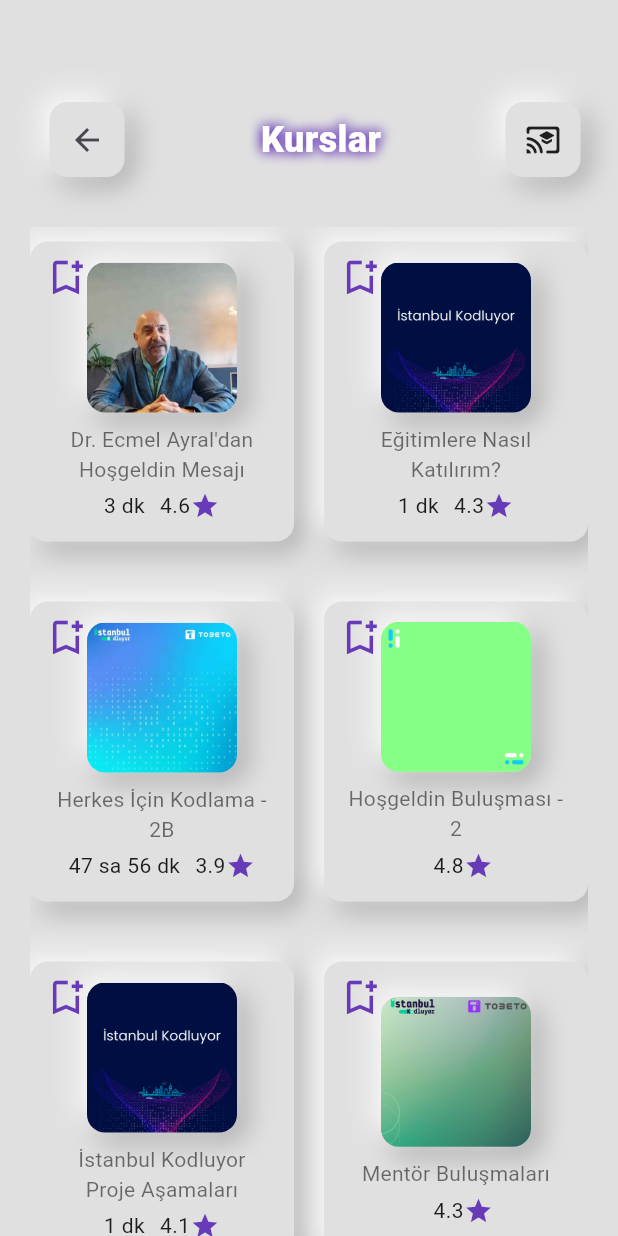
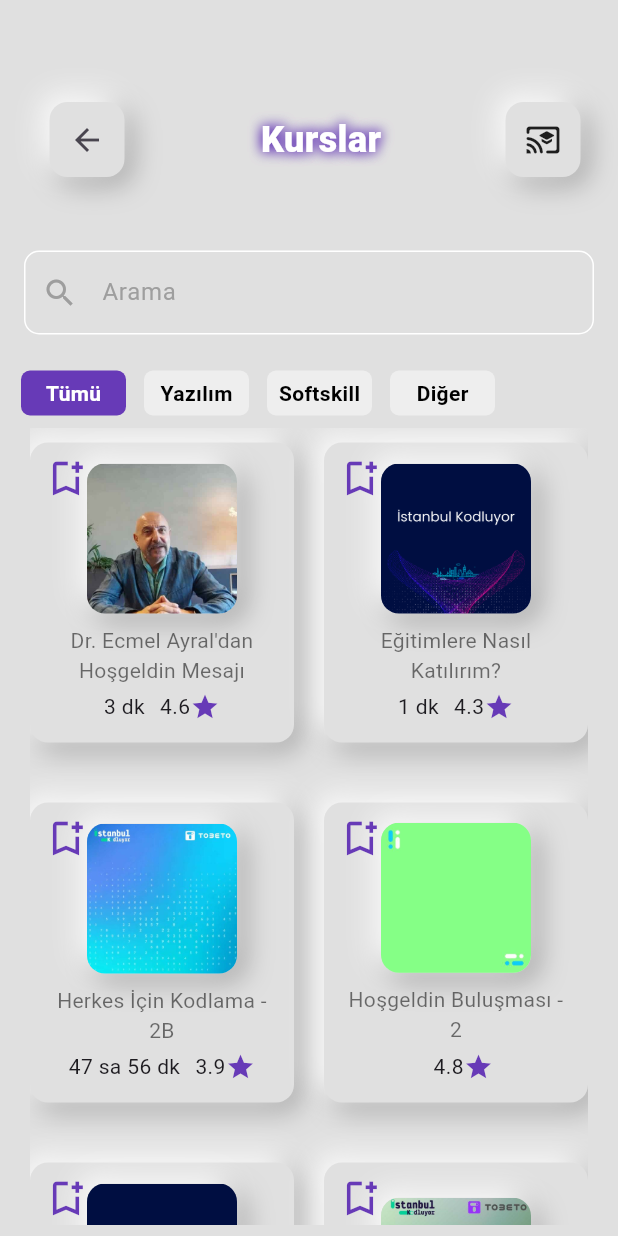
Before and after one commit to balciemirhan/TobetoApp, a Flutter app: the ViewMorePage screen opened by its route, on a phone screen of 412 x 824 dp. Run offline on Flutter 3.47's test engine with Material 3 defaults, Android fonts, the phone set to English and light mode, and no system bars; our stand-ins replace concentric_transition, curved_navigation_bar, firebase_auth, firebase_core, flutter_advanced_drawer, google_fonts and 4 more; accounts and stored records are empty; network calls fail; Roboto replaces fonts that are missing (WorkSans).

Commit message:
The systems have been integrated to filter courses and save them to bookmarks.

```diff
--- /dev/null
+++ b/tobeto_app/lib/config/constant/theme/image.dart
@@ -0,0 +1,3 @@
+// --------------------------- CourseListFilter Page ---------------------------
+
+const String notFoundImage = "assets/images/not_found_cat.gif";
--- a/tobeto_app/lib/config/constant/theme/text.dart
+++ b/tobeto_app/lib/config/constant/theme/text.dart
@@ -39,3 +39,14 @@
 const String registerNow = "Şimdi Kaydolun";
 const String registerButtonTitle = "Kayıt";
 const String dontMatch = "Parolalar eşleşmiyor!";
+
+// --------------------------- CourseListFilter Page ---------------------------
+
+const String all = "Tümü";
+const String softWare = "Yazılım";
+const String softSkill = "Softskill";
+const String other = "Diğer";
+const String notFound = "Sonuç Bulunamadı !";
+
+// --------------------------- TextFieldFilter ---------------------------
+const String searchText = "Arama";
--- a/tobeto_app/lib/data/course_data.dart
+++ b/tobeto_app/lib/data/course_data.dart
@@ -1,4 +1,10 @@
 import 'package:tobeto_app/models/course_model.dart';
+
+/* filterNumber:
+  1 -> code
+  2 -> softskill
+  3 -> diğer
+ */
 
 List<Course> courseList = <Course>[
   Course(
@@ -7,103 +13,133 @@
     money: 0,
     rating: 4.6,
     imagePath: "assets/images/course_images/ecmel_ayran.png",
-      progress: 100),
+    progress: 100,
+    filterNumber: 3,
+  ),
   Course(
     title: "Eğitimlere Nasıl Katılırım?",
     lessonCount: "1 dk",
     money: 0,
     rating: 4.3,
     imagePath: "assets/images/course_images/istanbul_kod.png",
-      progress: 100),
+    progress: 100,
+    filterNumber: 3,
+  ),
   Course(
     title: "Herkes İçin Kodlama - 2B",
     lessonCount: "47 sa 56 dk",
     money: 0,
     rating: 3.9,
     imagePath: "assets/images/course_images/kodlama.png",
-      progress: 100),
+    progress: 100,
+    filterNumber: 3,
+  ),
   Course(
     title: "Hoşgeldin Buluşması - 2",
     lessonCount: "",
     money: 0,
     rating: 4.8,
     imagePath: "assets/images/course_images/hosgeldin.png",
-      progress: 100),
+    progress: 100,
+    filterNumber: 3,
+  ),
   Course(
     title: "İstanbul Kodluyor Proje Aşamaları",
     lessonCount: "1 dk",
     money: 0,
     rating: 4.1,
     imagePath: "assets/images/course_images/proje_asamalari.png",
-      progress: 50),
+    progress: 50,
+    filterNumber: 3,
+  ),
   Course(
     title: "Mentör Buluşmaları",
     lessonCount: "",
     money: 0,
     rating: 4.3,
     imagePath: "assets/images/course_images/mentor.png",
-      progress: 70),
+    progress: 70,
+    filterNumber: 3,
+  ),
   Course(
     title: "Mobil Geliştirici (Flutter) - 1B",
     lessonCount: "",
     money: 0,
     rating: 4.1,
     imagePath: "assets/images/course_images/mobil_1B.png",
-      progress: 80),
+    progress: 80,
+    filterNumber: 1,
+  ),
   Course(
     title: "Mobil Geliştirme | Öğrenme Yolculuğu",
     lessonCount: "19 sa 28 dk",
     money: 0,
     rating: 4.1,
     imagePath: "assets/images/course_images/mobil_ogrenme.png",
-      progress: 90),
+    progress: 90,
+    filterNumber: 1,
+  ),
   Course(
     title: "Softskill: İletişim Becerileri",
     lessonCount: "7 sa 48 dk",
     money: 0,
     rating: 4.1,
     imagePath: "assets/images/course_images/softskill.png",
-      progress: 90),
+    progress: 90,
+    filterNumber: 2,
+  ),
   Course(
     title: "Softskill: İngilizce Beceriler",
     lessonCount: "3 sa 45 dk",
     money: 0,
     rating: 4.7,
     imagePath: "assets/images/course_images/softskill.png",
-      progress: 80),
+    progress: 80,
+    filterNumber: 2,
+  ),
   Course(
     title: "Softskill: İş Becerileri",
     lessonCount: "6 sa 38 dk",
     money: 0,
     rating: 4.1,
     imagePath: "assets/images/course_images/softskill.png",
-      progress: 80),
+    progress: 80,
+    filterNumber: 2,
+  ),
   Course(
     title: "Softskill: İş Yönetimi Becerileri 1",
     lessonCount: "7 sa 19 dk",
     money: 0,
     rating: 4.5,
     imagePath: "assets/images/course_images/softskill.png",
-      progress: 90),
+    progress: 90,
+    filterNumber: 2,
+  ),
   Course(
     title: "Softskill: İş Yönetimi Becerileri 2",
     lessonCount: "3 sa 16 dk",
     money: 0,
     rating: 4.1,
     imagePath: "assets/images/course_images/softskill.png",
-      progress: 40),
+    progress: 40,
+    filterNumber: 2,
+  ),
   Course(
     title: "Softskill: Kişisel Gelişim",
     lessonCount: "6 sa 40 dk",
     money: 0,
     rating: 4.7,
     imagePath: "assets/images/course_images/softskill.png",
-      progress: 90),
+    progress: 90,
+    filterNumber: 2,
+  ),
   Course(
     title: "Softskill: Planlama Becerileri",
     lessonCount: "3 sa 30 dk",
     money: 0,
     rating: 4.1,
     imagePath: "assets/images/course_images/softskill.png",
-      progress: 45),
+    progress: 45,
+    filterNumber: 2,
+  ),
 ];
--- a/tobeto_app/lib/models/course_model.dart
+++ b/tobeto_app/lib/models/course_model.dart
@@ -1,3 +1,5 @@
+// Modellerimi, HomePage üzerinden CategoryItem ile döndürüp ekran'a yansıtıyorum.
+// ignore_for_file: public_member_api_docs, sort_constructors_first
 // Modellerimi, HomePage üzerinden CategoryItem ile döndürüp ekran'a yansıtıyorum.
 class Course {
   String title;
@@ -6,6 +8,9 @@
   double rating;
   String imagePath;
   double progress;
+  int filterNumber;
+  String? description;
+  String? instructor;
 
   Course({
     required this.title,
@@ -14,5 +19,8 @@
     required this.rating,
     required this.imagePath,
     required this.progress,
+    required this.filterNumber,
+    this.description,
+    this.instructor,
   });
 }
--- /dev/null
+++ b/tobeto_app/lib/pages/course_screen/course_list_filter.dart
@@ -0,0 +1,170 @@
+import 'package:flutter/material.dart';
+import 'package:tobeto_app/config/constant/theme/image.dart';
+import 'package:tobeto_app/config/constant/theme/text.dart';
+import 'package:tobeto_app/data/course_data.dart';
+import 'package:tobeto_app/models/course_model.dart';
+import 'package:tobeto_app/pages/home_screens/course_item_vertical.dart';
+import 'package:tobeto_app/widget/textfield_filter.dart';
+
+class CourseListFilter extends StatefulWidget {
+  const CourseListFilter({Key? key}) : super(key: key);
+
+  @override
+  State createState() => _CourseListState();
+}
+
+class _CourseListState extends State<CourseListFilter> {
+  String searchText = "";
+  List<Course> filteredCourses = [];
+  int selectedFilter = 0; // Başlangıçta filtre olmadığını temsil eder
+
+  @override
+  // Başlangıçta Tüm kurslar gözüksün
+  void initState() {
+    super.initState();
+    filteredCourses = courseList;
+  }
+
+  // <---------- Filter Systems ---------->
+
+  void filterCourses() {
+    setState(() {
+      filteredCourses = courseList
+          .where((course) =>
+              course.title.toLowerCase().contains(searchText.toLowerCase()) &&
+              (selectedFilter == 0 || course.filterNumber == selectedFilter))
+          .toList();
+    });
+  }
+
+  @override
+  Widget build(BuildContext context) {
+    final MediaQueryData mediaQueryData = MediaQuery.of(context);
+    final double deviceH = mediaQueryData.size.height;
+
+    // <---------- TextFieldFilter (Search) ---------->
+
+    return Column(
+      children: [
+        Padding(
+          padding: const EdgeInsets.all(16.0),
+          child: TextFieldFilter(
+            onChanged: (value) {
+              setState(() {
+                searchText = value; // Update the searchText variable
+                filterCourses();
+              });
+            },
+          ),
+        ),
+
+        // <---------- filterButtons ---------->
+
+        Padding(
+          padding: const EdgeInsets.all(8.0),
+          child: Row(
+            children: [
+              filterButton(0, all),
+              filterButton(1, softWare),
+              filterButton(2, softSkill),
+              filterButton(3, other),
+            ],
+          ),
+        ),
+
+        // <---------- GridView (CourseItemVertical) ---------->
+
+        SizedBox(
+          height: deviceH / 1.55,
+          child: Padding(
+            padding: const EdgeInsets.symmetric(horizontal: 20),
+            child: filteredCourses.isNotEmpty
+                ? GridView.builder(
+                    gridDelegate:
+                        const SliverGridDelegateWithMaxCrossAxisExtent(
+                      maxCrossAxisExtent: 300,
+                      mainAxisExtent: 220,
+                      childAspectRatio: 1,
+                      crossAxisSpacing: 20,
+                      mainAxisSpacing: 20,
+                    ),
+                    itemCount: filteredCourses.length,
+                    itemBuilder: (context, index) {
+                      final course = filteredCourses[index];
+                      return CourseItemVertical(course: course);
+                    },
+                  )
+
+                // <---------- Not found : ---------->
+
+                : const Column(
+                    mainAxisAlignment: MainAxisAlignment.end,
+                    children: [
+                      Center(
+                        child: Text(
+                          notFound,
+                          style: TextStyle(
+                            color: Colors.grey,
+                            fontSize: 22,
+                          ),
+                        ),
+                      ),
+                      Image(image: AssetImage(notFoundImage))
+                    ],
+                  ),
+          ),
+        ),
+      ],
+    );
+  }
+
+  // <---------- filterButton Area ---------->
+
+  // <---------- filterButtons Color and Text color Changes with Map Function ---------->
+
+  Map<int, Color> filterButtonColors = {
+    1: Colors.grey.shade200,
+    2: Colors.grey.shade200,
+    3: Colors.grey.shade200,
+    0: Colors.deepPurple,
+  };
+
+  // <---------- filterButton ---------->
+
+  Widget filterButton(int filter, String text) {
+    Color textColor = filterButtonColors[filter] == Colors.grey.shade200
+        ? Colors.black
+        : Colors.white;
+    return GestureDetector(
+      onTap: () {
+        setState(() {
+          filterButtonColors.forEach((key, value) {
+            filterButtonColors[key] =
+                key == filter ? Colors.deepPurple : Colors.grey.shade200;
+          });
+          selectedFilter = filter;
+          filterCourses();
+        });
+      },
+      child: Padding(
+        padding: const EdgeInsets.symmetric(horizontal: 6),
+        child: Container(
+          decoration: BoxDecoration(
+            borderRadius: BorderRadius.circular(6),
+            color: filterButtonColors[filter],
+          ),
+          alignment: Alignment.center,
+          width: 70,
+          height: 30,
+          child: Text(
+            text,
+            style: TextStyle(
+              color: textColor,
+              fontWeight: FontWeight.bold,
+            ),
+          ),
+        ),
+      ),
+    );
+  }
+}
--- a/tobeto_app/lib/pages/curved_bar.dart/curved_button.dart
+++ b/tobeto_app/lib/pages/curved_bar.dart/curved_button.dart
@@ -1,10 +1,10 @@
 import 'package:flutter/material.dart';
 import 'package:curved_navigation_bar/curved_navigation_bar.dart';
+import 'package:tobeto_app/pages/bookmark/bookmark_page.dart';
 import 'package:tobeto_app/pages/curved_bar.dart/curved_items.dart';
 import 'package:tobeto_app/pages/favourite_screens/favourite_page.dart';
 import 'package:tobeto_app/pages/home_screens/home_page.dart';
 import 'package:tobeto_app/pages/profile_screen/profile_page.dart';
-import 'package:tobeto_app/pages/search_screen/search_page.dart';
 
 class CurvedNavBarWidget extends StatefulWidget {
   const CurvedNavBarWidget({Key? key}) : super(key: key);
@@ -19,7 +19,7 @@
   /*  final navigationKey = GlobalKey<CurvedNavigationBarState>(); */
   final List<Widget> pages = const [
     HomePage(),
-    SearchPage(),
+    BookmarkPage(),
     FavouritePage(),
     ProfilePage(),
   ];
--- a/tobeto_app/lib/pages/curved_bar.dart/curved_items.dart
+++ b/tobeto_app/lib/pages/curved_bar.dart/curved_items.dart
@@ -7,7 +7,7 @@
       /* color: Colors.white, */
     ),
     const Icon(
-      Icons.search,
+      Icons.bookmark,
 
       /* color: Colors.white, */
     ),
--- a/tobeto_app/lib/pages/forgot/forgot_password_form.dart
+++ b/tobeto_app/lib/pages/forgot/forgot_password_form.dart
@@ -1,7 +1,6 @@
 import 'package:firebase_auth/firebase_auth.dart';
 import 'package:flutter/material.dart';
 import 'package:tobeto_app/config/constant/core/neu_box.dart';
-import 'package:tobeto_app/config/constant/theme/text.dart';
 import 'package:tobeto_app/rules/rules.dart';
 import 'package:tobeto_app/widget/auth_button.dart';
 import 'package:tobeto_app/widget/my_textformfield.dart';
--- a/tobeto_app/lib/pages/home_screens/course_item_vertical.dart
+++ b/tobeto_app/lib/pages/home_screens/course_item_vertical.dart
@@ -2,23 +2,28 @@
 import 'package:tobeto_app/config/constant/core/neu_box.dart';
 import 'package:tobeto_app/config/constant/theme/text_theme.dart';
 import 'package:tobeto_app/models/course_model.dart';
-import 'package:tobeto_app/pages/course_screen/course_page.dart';
+import 'package:tobeto_app/pages/bookmark/bookmark_list.dart';
 
-class CourseItemVertical extends StatelessWidget {
+class CourseItemVertical extends StatefulWidget {
   const CourseItemVertical({
     Key? key,
     required this.course,
   }) : super(key: key);
   final Course course;
 
+  @override
+  State<CourseItemVertical> createState() => _CourseItemVerticalState();
+}
+
+class _CourseItemVerticalState extends State<CourseItemVertical> {
 /*   get index => courseList; */
-
   @override
   Widget build(BuildContext context) {
     return Scaffold(
       body: GestureDetector(
         onTap: () {
-          Navigator.pushNamed(context, "/course", arguments: course.title);
+          Navigator.pushNamed(context, "/course",
+              arguments: widget.course.title);
 
           // Navigator.of(context).push(
           //MaterialPageRoute( // indexe göre sayfaya gitmek için
@@ -36,7 +41,11 @@
                 child: _buildCategoryContent(),
               ),
               IconButton(
-                onPressed: () {},
+                onPressed: () {
+                  setState(() {
+                    _addToBookMark(context, widget.course);
+                  });
+                },
                 icon: const Icon(
                   Icons.bookmark_add_outlined,
                   size: 30,
@@ -64,7 +73,7 @@
               width: 100,
               height: 100,
               image: AssetImage(
-                course.imagePath,
+                widget.course.imagePath,
               ),
             ),
           ),
@@ -73,7 +82,7 @@
         Padding(
           padding: const EdgeInsets.symmetric(horizontal: 15),
           child: Text(
-            course.title,
+            widget.course.title,
             style: AppText.body2,
             textAlign: TextAlign.center,
           ),
@@ -82,9 +91,9 @@
         Row(
           mainAxisAlignment: MainAxisAlignment.center,
           children: [
-            Text(course.lessonCount),
+            Text(widget.course.lessonCount),
             const SizedBox(width: 10),
-            Text("${course.rating}"),
+            Text("${widget.course.rating}"),
             const Icon(
               Icons.star,
               size: 20,
@@ -96,3 +105,9 @@
     );
   }
 }
+
+// <----------------- BookMark ADD functions ----------------->
+
+void _addToBookMark(BuildContext context, Course course) {
+  BookMarkList.addToBookMark(course);
+}
--- a/tobeto_app/lib/pages/login/login_page.dart
+++ b/tobeto_app/lib/pages/login/login_page.dart
@@ -1,11 +1,7 @@
-import 'dart:ui';
 import 'package:flutter/material.dart';
-import 'package:lottie/lottie.dart';
-import 'package:tobeto_app/config/constant/login/login_image.dart';
 import 'package:tobeto_app/config/constant/theme/text.dart';
 import 'package:tobeto_app/pages/login/login_divider.dart';
 import 'package:tobeto_app/pages/login/login_form.dart';
-import 'package:tobeto_app/pages/login/login_logo.dart';
 import 'package:tobeto_app/pages/login/login_page_Square_buttons.dart';
 import 'package:tobeto_app/widget/now_bottom.dart';
 
--- a/tobeto_app/lib/pages/view_more_screen/view_more_page.dart
+++ b/tobeto_app/lib/pages/view_more_screen/view_more_page.dart
@@ -1,15 +1,12 @@
 import 'package:flutter/material.dart';
-import 'package:tobeto_app/data/course_data.dart';
-import 'package:tobeto_app/pages/home_screens/course_item_vertical.dart';
 import 'package:tobeto_app/pages/view_more_screen/top_bar_widget_interval.dart';
+import 'package:tobeto_app/pages/course_screen/course_list_filter.dart';
 
 class ViewMorePage extends StatelessWidget {
   const ViewMorePage({Key? key}) : super(key: key);
 
   @override
   Widget build(BuildContext context) {
-    final MediaQueryData mediaQueryData = MediaQuery.of(context);
-    final double deviceH = mediaQueryData.size.height;
     /* final double deviceW = mediaQueryData.size.width; */
     return Scaffold(
       body: SingleChildScrollView(
@@ -27,28 +24,10 @@
                 titleText: "Kurslar",
                 leadingIcon: const Icon(Icons.cast_for_education_rounded),
               ),
-              SizedBox(
-                height: deviceH / 1.2,
-                /*  width: deviceW / 2, */
-                child: Padding(
-                  padding: const EdgeInsets.symmetric(horizontal: 20),
-                  child: GridView.builder(
-                    gridDelegate:
-                        const SliverGridDelegateWithMaxCrossAxisExtent(
-                      maxCrossAxisExtent: 300,
-                      mainAxisExtent: 220,
-                      childAspectRatio: 1,
-                      crossAxisSpacing: 20,
-                      mainAxisSpacing: 20,
-                    ),
-                    itemCount: courseList.length,
-                    itemBuilder: (context, index) {
-                      return CourseItemVertical(course: courseList[index]);
-                    },
-                    shrinkWrap: true,
-                  ),
-                ),
-              ),
+
+              //  <------- CourseListFilter (Search and Gridview (CourseItemVertical)) ------->
+
+              const CourseListFilter(),
             ],
           ),
         ),
--- /dev/null
+++ b/tobeto_app/lib/widget/textfield_filter.dart
@@ -0,0 +1,24 @@
+import 'package:flutter/material.dart';
+import 'package:tobeto_app/config/constant/theme/text.dart';
+
+class TextFieldFilter extends StatelessWidget {
+  const TextFieldFilter({Key? key, required this.onChanged}) : super(key: key);
+  final void Function(String) onChanged;
+  @override
+  Widget build(BuildContext context) {
+    return TextField(
+      onChanged: onChanged,
+      decoration: InputDecoration(
+        hintText: searchText,
+        hintStyle: const TextStyle(color: Colors.grey),
+        prefixIcon: const Icon(
+          Icons.search,
+          color: Colors.grey,
+        ),
+        border: OutlineInputBorder(
+          borderRadius: BorderRadius.circular(12),
+        ),
+      ),
+    );
+  }
+}
--- a/tobeto_app/pubspec.yaml
+++ b/tobeto_app/pubspec.yaml
@@ -104,6 +104,7 @@
     - assets/images/register_decor_bottom.png
     - assets/images/cat_profile.png
     - assets/images/tobeto_background.gif
+    - assets/images/not_found_cat.gif
 
   # An image asset can refer to one or more resolution-specific "variants", see
   # https://flutter.dev/assets-and-images/#resolution-aware
```
Also changed, not shown: tobeto_app/lib/pages/bookmark/bookmark_list.dart (added, +11 -0 lines), tobeto_app/lib/pages/bookmark/bookmark_page.dart (added, +60 -0 lines), tobeto_app/lib/pages/bookmark/course_item_extended.dart (added, +105 -0 lines), tobeto_app/assets/images/not_found_cat.gif (added). Lines whose indentation alone changed are shown as unchanged.
